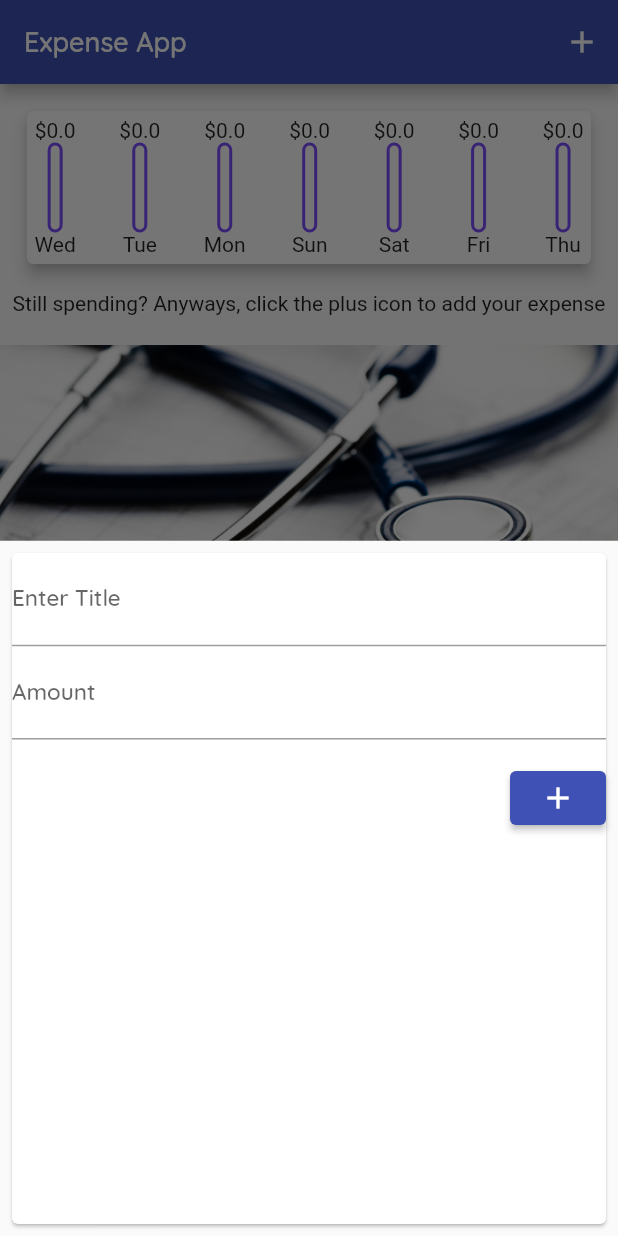
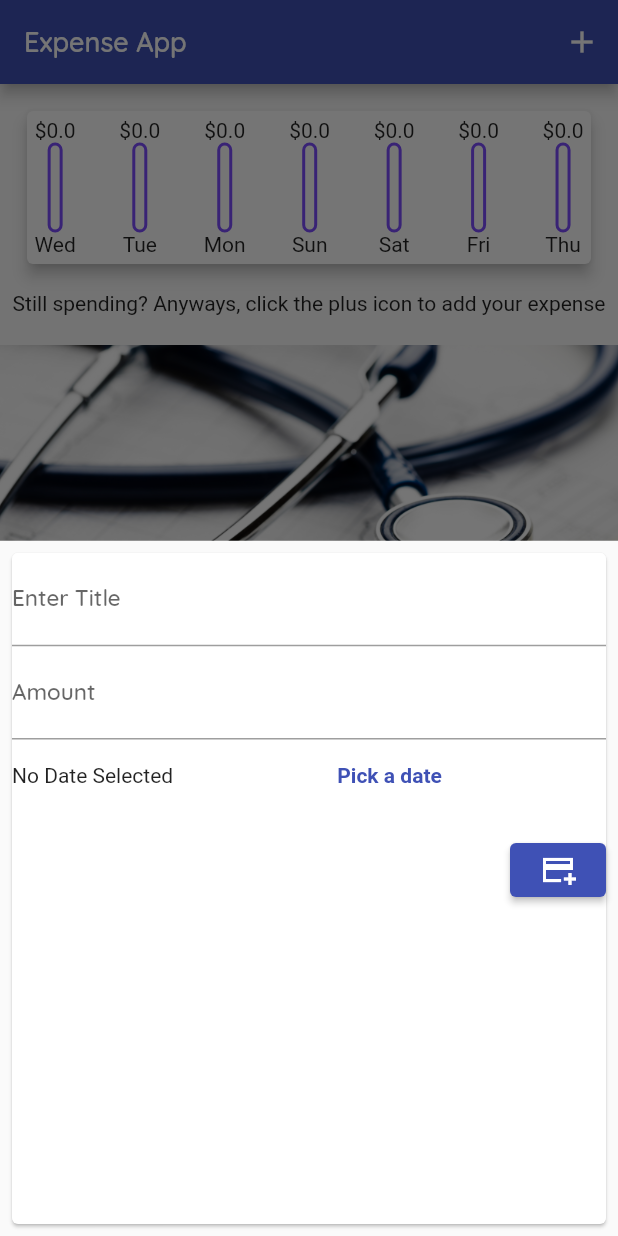
Before and after one commit to talented-vicky/personal_expense_app, a Flutter app: the screen it shows after launch, after a tap on the "add" icon, on a phone screen of 412 x 824 dp. Run offline on Flutter 3.47's test engine with Material 2 defaults, Android fonts, the light colour scheme and no system bars.

Commit message:
added delete functionality on transaction list and refactored majority of functions to have lesser code

```diff
--- a/lib/utils/widgets/chart.dart
+++ b/lib/utils/widgets/chart.dart
@@ -4,24 +4,22 @@ import 'package:intl/intl.dart';
 import '../../models/transaction.dart';
 
 class Chart extends StatelessWidget {
-  final List<Transaction> recentTransaction;
-  const Chart({super.key, required this.recentTransaction});
+  final List<Transaction> recentTrans;
+  const Chart({super.key, required this.recentTrans});
 
   // a getter is a dynamically generated property
   // I guess I just use them when I don't need a param for a func
   List<Map<String, dynamic>> get _transactionGroup {
     return List.generate(7, (ind) {
       // final today = DateTime.now();
-      // final eightDaysAgo = today.subtract(const Duration(days: 8));
-      final dayOfWeek = DateTime.now().subtract(
-        Duration(days: ind),
-      );
+      // final threeDaysAgo = today.subtract(const Duration(days: 3));
+      final dayOfWeek = DateTime.now().subtract(Duration(days: ind));
       var totAmountSpent = 0.0;
-      for (var i = 0; i < recentTransaction.length; i++) {
-        if (recentTransaction[i].date.day == dayOfWeek.day &&
-            recentTransaction[i].date.month == dayOfWeek.month &&
-            recentTransaction[i].date.year == dayOfWeek.year) {
-          totAmountSpent += recentTransaction[i].amount;
+      for (var i = 0; i < recentTrans.length; i++) {
+        if (recentTrans[i].date.day == dayOfWeek.day &&
+            recentTrans[i].date.month == dayOfWeek.month &&
+            recentTrans[i].date.year == dayOfWeek.year) {
+          totAmountSpent += recentTrans[i].amount;
         }
       }
       return {
@@ -33,9 +31,7 @@ class Chart extends StatelessWidget {
 
   double get _totalExpense {
     return _transactionGroup.fold(
-      0.00,
-      (prevVal, element) => prevVal + element["totAmount"],
-    );
+        0.00, (prevVal, element) => prevVal + element["totAmount"]);
   }
 
   @override
--- a/lib/utils/widgets/new_transaction.dart
+++ b/lib/utils/widgets/new_transaction.dart
@@ -1,36 +1,52 @@
+import 'package:intl/intl.dart';
+
 import 'package:flutter/material.dart';
 
-class NewTransaction extends StatelessWidget {
-  NewTransaction({super.key, required this.transFunction});
+class NewTransaction extends StatefulWidget {
+  const NewTransaction({super.key, required this.transFunction});
 
-  final titleCtrl = TextEditingController();
-  final amountCtrl = TextEditingController();
   final Function transFunction;
 
-  void submitFunc() {
-    // if (titleCtrl.text.isEmpty || double.parse(amountCtrl.text) < 0) {
-    if (titleCtrl.text.length < 3 || double.parse(amountCtrl.text) < 0) {
-      return;
-    }
-    transFunction(
-      titleCtrl.text,
-      double.parse(amountCtrl.text),
-    );
+  @override
+  State<NewTransaction> createState() => _NewTransactionState();
 }
 
+class _NewTransactionState extends State<NewTransaction> {
+  final _titleCtrl = TextEditingController();
+  final _amountCtrl = TextEditingController();
+  DateTime? _chosenDate;
+
+  void _submitFunc() {
+    if (_titleCtrl.text.length < 3 ||
+        double.parse(_amountCtrl.text) < 0 ||
+        _chosenDate == null) return;
+    widget.transFunction(
+        _titleCtrl.text, double.parse(_amountCtrl.text), _chosenDate);
+  }
+
+  void _displayDatePicker() async {
+    final date = await showDatePicker(
+      context: context,
+      initialDate: DateTime.now(),
+      firstDate: DateTime(2022),
+      lastDate: DateTime.now(),
+    );
+    if (date == null) return;
+    setState(() => _chosenDate = date);
+  }
+
+  // futures are classes that allow creation of objects that'll give
   @override
   Widget build(BuildContext context) {
     return Card(
       margin: const EdgeInsets.all(
         8,
       ),
-      child: Column(
-        crossAxisAlignment: CrossAxisAlignment.end,
-        children: [
+      child: Column(crossAxisAlignment: CrossAxisAlignment.end, children: [
         TextField(
-            controller: titleCtrl,
+          controller: _titleCtrl,
           keyboardType: TextInputType.text,
-            onSubmitted: (_) => submitFunc(),
+          onSubmitted: (_) => _submitFunc(),
           decoration: const InputDecoration(
               labelText: "Enter Title",
               labelStyle: TextStyle(
@@ -40,13 +56,12 @@ class NewTransaction extends StatelessWidget {
               hintStyle: TextStyle(
                 fontSize: 10,
                 fontStyle: FontStyle.italic,
-              ),
-            ),
+              )),
         ),
         TextField(
-            controller: amountCtrl,
+          controller: _amountCtrl,
           keyboardType: TextInputType.number,
-            onSubmitted: (_) => submitFunc(),
+          onSubmitted: (_) => _submitFunc(),
           decoration: const InputDecoration(
               labelText: "Amount",
               labelStyle: TextStyle(
@@ -56,9 +71,26 @@ class NewTransaction extends StatelessWidget {
               hintStyle: TextStyle(
                 fontSize: 14,
                 fontStyle: FontStyle.italic,
+              )),
         ),
+        // const SizedBox(
+        //   height: 15,
+        // ),
+        Row(children: [
+          _chosenDate != null
+              // ? Text((DateFormat.yMd(_chosenDate).toString()))
+              ? Text(DateFormat.yMd().format(_chosenDate!))
+              : const Text("No Date Selected"),
+          Flexible(
+            fit: FlexFit.tight,
+            child: TextButton(
+                onPressed: _displayDatePicker,
+                child: const Text("Pick a date",
+                    style: TextStyle(
+                      fontWeight: FontWeight.bold,
+                    ))),
           ),
-          ),
+        ]),
         const SizedBox(
           height: 15,
         ),
@@ -68,19 +100,17 @@ class NewTransaction extends StatelessWidget {
           ),
           child: ElevatedButton(
               onPressed: () {
-                submitFunc();
+                _submitFunc();
                 Navigator.of(context).pop();
               },
               child: const Icon(
-                Icons.add,
+                Icons.add_card_sharp,
+              )),
         ),
-            ),
-          ),
-          const SizedBox(
-            height: 15,
-          ),
-        ],
-      ),
+        // const SizedBox(
+        //   height: 15,
+        // ),
+      ]),
     );
   }
 }
--- a/lib/views/home.dart
+++ b/lib/views/home.dart
@@ -13,51 +13,30 @@ class HomeView extends StatefulWidget {
 }
 
 class _HomeViewState extends State<HomeView> {
-  final List<Transaction> _transaction = [
-    // Transaction(
-    //   id: "1",
-    //   amount: 82.75,
-    //   title: "iPhone 11",
-    //   date: DateTime.now(),
-    // ),
-    // Transaction(
-    //   id: "2",
-    //   amount: 154.25,
-    //   title: "HP Elitebook",
-    //   date: DateTime.now(),
-    // ),
-  ];
+  final List<Transaction> _transaction = [];
 
-  void _addTransaction(String tit, double amt) {
-    final newTrans = Transaction(
-      id: DateTime.now().toString(),
-      amount: amt,
-      title: tit,
-      date: DateTime.now(),
+  void _addTransaction(String tit, double amt, DateTime dt) {
+    setState(
+      () => _transaction.add(Transaction(
+          id: DateTime.now().toString(), amount: amt, title: tit, date: dt)),
     );
-    setState(() {
-      _transaction.add(newTrans);
-    });
+  }
+
+  void _deleteTransaction(String id) {
+    setState(() => _transaction.removeWhere((elem) => elem.id == id));
   }
 
   void _startTrans(BuildContext ctxt) {
     showModalBottomSheet(
       context: ctxt,
-      builder: (_) {
-        return NewTransaction(transFunction: _addTransaction);
-      },
+      builder: (_) => NewTransaction(transFunction: _addTransaction),
     );
   }
 
-  List<Transaction> get _weeklyTransaction {
-    return _transaction.where(
-      (elem) {
-        return elem.date.isAfter(
-          DateTime.now().subtract(const Duration(days: 7)),
-        );
-      },
-    ).toList();
-  }
+  List<Transaction> get _weeklyTransaction => _transaction
+      .where((elem) =>
+          elem.date.isAfter(DateTime.now().subtract(const Duration(days: 7))))
+      .toList();
 
   @override
   Widget build(BuildContext context) {
@@ -69,9 +48,7 @@ class _HomeViewState extends State<HomeView> {
         actions: [
           IconButton(
             onPressed: () => _startTrans(context),
-            icon: const Icon(
-              Icons.add,
-            ),
+            icon: const Icon(Icons.add),
           ),
         ],
       ),
@@ -81,14 +58,14 @@ class _HomeViewState extends State<HomeView> {
               width: double.infinity,
               margin: const EdgeInsets.all(10),
               child: Chart(
-                recentTransaction: _weeklyTransaction,
+                recentTrans: _weeklyTransaction,
               )),
-          TransactionList(transaction: _transaction),
+          TransactionList(
+              transaction: _transaction, delTransFunction: _deleteTransaction),
         ],
       ),
       floatingActionButtonLocation: FloatingActionButtonLocation.centerFloat,
       floatingActionButton: FloatingActionButton(
-        // onPressed: () => _startTrans,
         onPressed: () => _startTrans(context),
         child: const Icon(Icons.add),
       ),
```
Also changed, not shown: lib/main.dart (+6 -1 lines), lib/utils/widgets/transaction_list.dart (+27 -63 lines), assets/images/anita.jpg (added), 1 other file. Lines whose indentation alone changed are shown as unchanged.
